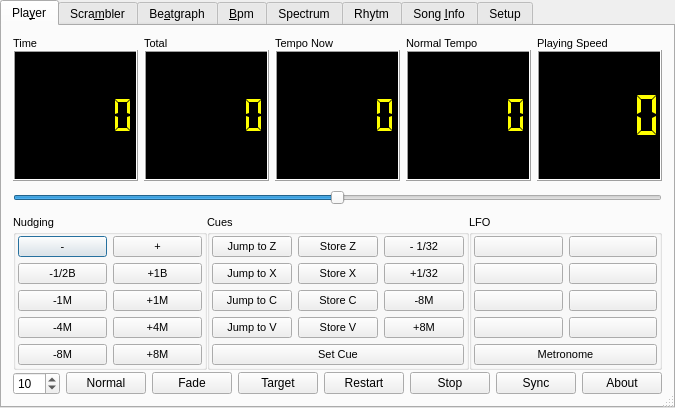
Qt form ui-player.ui (mihow/bpmdj) before a commit.
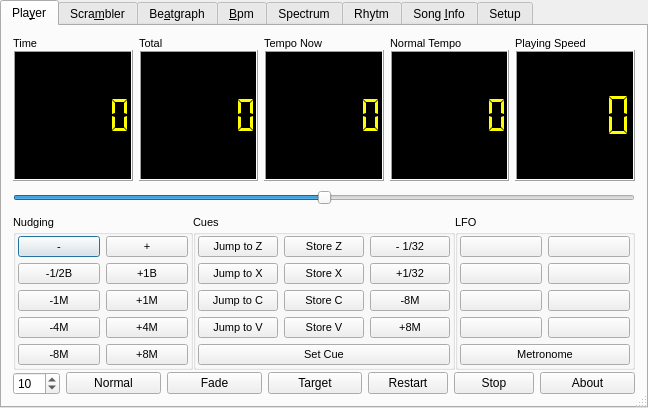
The same form after that commit. Icons and pictures are not drawn. Custom widgets are drawn as their Qt base class.

The edit to the form file:
```diff
--- a/ui-player.ui
+++ b/ui-player.ui
@@ -5,7 +5,7 @@
   <property name="geometry">
    <rect>
     <x>0</x>
-    <y>1</y>
+    <y>0</y>
     <width>648</width>
     <height>408</height>
    </rect>
@@ -1592,19 +1592,6 @@
              </property>
             </widget>
            </item>
-           <item>
-            <widget class="QPushButton" name="clocksync">
-             <property name="sizePolicy">
-              <sizepolicy hsizetype="Preferred" vsizetype="Fixed">
-               <horstretch>0</horstretch>
-               <verstretch>0</verstretch>
-              </sizepolicy>
-             </property>
-             <property name="text">
-              <string>Sync</string>
-             </property>
-            </widget>
-           </item>
            <item>
             <widget class="QPushButton" name="AboutButton">
              <property name="enabled">
```
Left out of the diff: 16 changed lines with no effect on the pictures.
